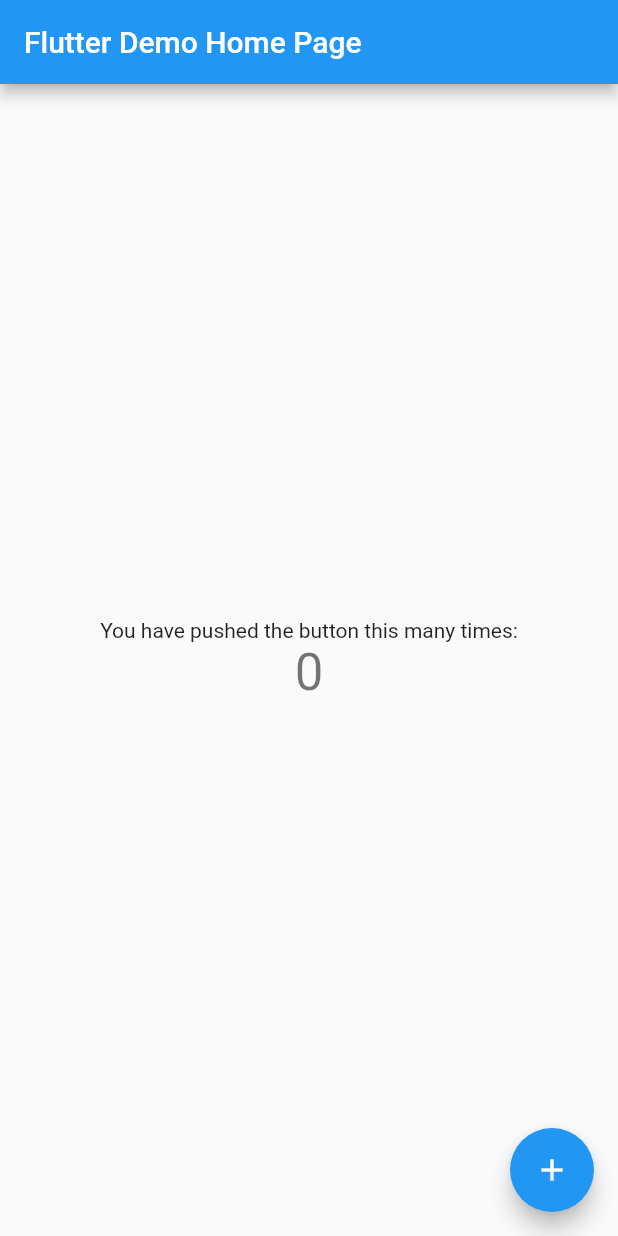
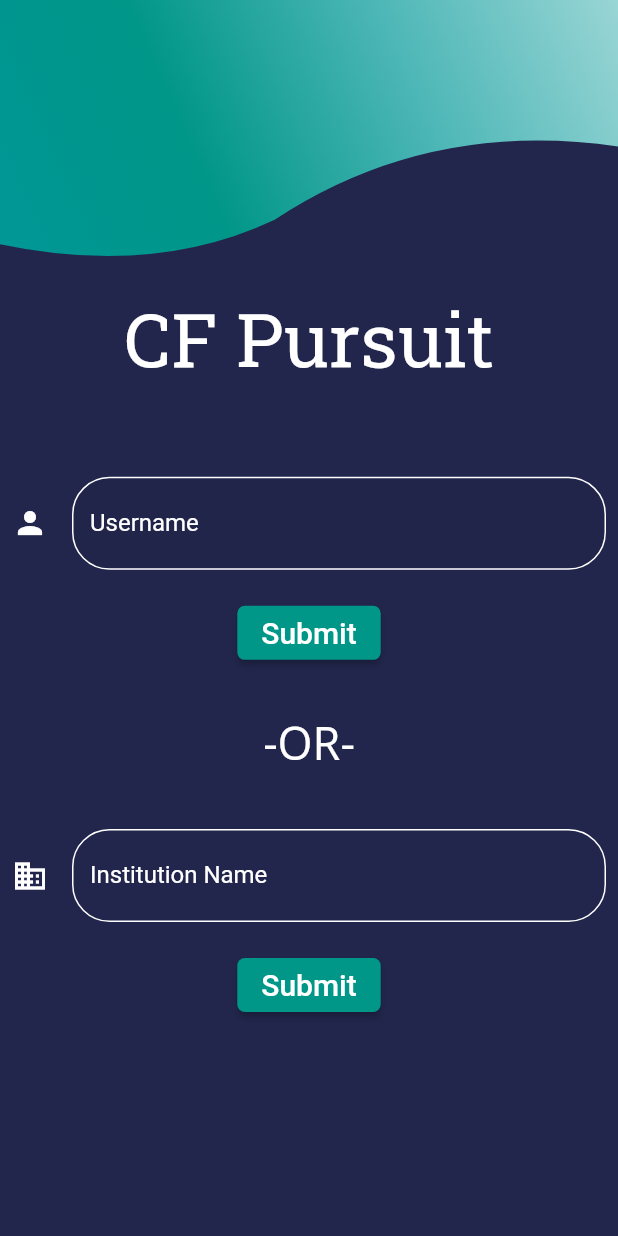
Before and after one commit to iiitv/api-digest-2021, a Flutter app: the screen it shows after launch, on a phone screen of 412 x 824 dp. Run offline on Flutter 3.47's test engine with Material 2 defaults, Android fonts, the phone set to English and light mode, and no system bars; our stand-ins replace animated_text_kit, google_fonts.

Commit message:
landing page

```diff
--- a/team#7-{9}/lib/main.dart
+++ b/team#7-{9}/lib/main.dart
@@ -1,3 +1,4 @@
+import 'package:cf_pursuit/screens/landing_screen.dart';
 import 'package:flutter/material.dart';
 
 void main() {
@@ -8,11 +9,12 @@
   @override
   Widget build(BuildContext context) {
     return MaterialApp(
-      title: 'Flutter Demo',
+      title: 'CF Pursuit',
       theme: ThemeData(
-        primarySwatch: Colors.blue,
+        primarySwatch: Colors.teal,
+        disabledColor: Colors.white
       ),
-      home: MyHomePage(title: 'Flutter Demo Home Page'),
+      home:LandingScreenMobile()// MyHomePage(title: 'Flutter Demo Home Page'),
     );
   }
 }
--- /dev/null
+++ b/team#7-{9}/lib/screens/landing_screen.dart
@@ -0,0 +1,290 @@
+import 'package:flutter/material.dart';
+import 'package:google_fonts/google_fonts.dart';
+import 'package:animated_text_kit/animated_text_kit.dart';
+
+class LandingScreenMobile extends StatefulWidget {
+  @override
+  _LandingScreenMobileState createState() => _LandingScreenMobileState();
+}
+
+List<Color> colorList = [
+  Color(0xff009797),
+  Colors.teal,
+  Color(0xff4cb6b6),
+  Color(0xff99d5d5)
+];
+
+class _LandingScreenMobileState extends State<LandingScreenMobile> {
+  FocusNode nameFieldNode = FocusNode();
+  FocusNode instituteFieldNode = FocusNode();
+   FocusNode nameSubmitNode = FocusNode();
+    FocusNode instituteSubmitNode = FocusNode();
+  ScrollController scrollController = ScrollController();
+  @override
+  Widget build(BuildContext context) {
+    double deviceHeight = MediaQuery.of(context).size.height,
+        deviceWidth = MediaQuery.of(context).size.width;
+    return Scaffold(
+      backgroundColor: Color.fromRGBO(34, 38, 76, 1),
+      body: SingleChildScrollView(
+        controller: scrollController,
+        child: Container(
+          height: deviceHeight * 0.98,
+          child: Column(
+            children: [
+              WavyHeader(),
+              FittedBox(
+                child: Container(
+                  padding: EdgeInsets.all(8),
+                  child: Text(
+                    "CF Pursuit",
+                    // softWrap: true,
+                    textAlign: TextAlign.center,
+                    style: GoogleFonts.robotoSlab(
+                      fontSize: 50.0,
+                      fontWeight: FontWeight.w400,
+                      color: Colors.white,
+                    ),
+                  ),
+                ),
+              ),
+              SizedBox(
+                height: deviceHeight * 0.052681,
+              ),
+              Container(
+                height: MediaQuery.of(context).size.height * 0.2,
+                child: Column(
+                  // mainAxisAlignment: MainAxisAlignment.spaceBetween,
+                  children: [
+                    Padding(
+                      padding: const EdgeInsets.all(8.0),
+                      child: TextFormField(
+                        enableSuggestions: true,
+                        maxLines: 1,
+                        focusNode: nameFieldNode,
+                        style: GoogleFonts.openSans(color: Colors.teal),
+                        onTap: () {
+                          FocusScopeNode currentFocus = FocusScope.of(context);
+                          if (!currentFocus.hasPrimaryFocus) {
+                            currentFocus.unfocus();
+                          }
+                        },
+                        decoration: InputDecoration(
+                          labelText: "Username",
+                          icon: Icon(
+                            Icons.person,
+                            color: nameFieldNode.hasFocus
+                                ? Colors.teal
+                                : Colors.white,
+                          ),
+                          filled: true,
+                          labelStyle: GoogleFonts.roboto(color: Colors.white),
+                          enabledBorder: OutlineInputBorder(
+                            borderRadius: new BorderRadius.circular(25.0),
+                            borderSide: new BorderSide(
+                              color: Colors.white,
+                            ),
+                          ),
+                          border: new OutlineInputBorder(
+                            borderRadius: new BorderRadius.circular(25.0),
+                            borderSide: new BorderSide(
+                              color: nameFieldNode.hasFocus
+                                  ? Colors.teal
+                                  : Colors.white,
+                            ),
+                          ),
+                        ),
+                      ),
+                    ),
+                    SizedBox(
+                      height: 10,
+                    ),
+                    ElevatedButton(
+                      focusNode: nameSubmitNode,
+                      style: ElevatedButton.styleFrom(
+                        shape: RoundedRectangleBorder(
+                          borderRadius: BorderRadius.circular(5),
+                        ),
+                      ),
+                      onPressed: () {},
+                      child: Text(
+                        "Submit",
+                        style: TextStyle(fontSize: 20),
+                      ),
+                    ),
+                  ],
+                ),
+              ),
+              FittedBox(
+                  child: Container(
+                      height: 70,
+                      child: Text(
+                        "-OR-",
+                        style: GoogleFonts.openSans(
+                            color: Colors.white, fontSize: 30),
+                      ))),
+              // Container(
+              //   // height: MediaQuery.of(context).size.height * 0.25,
+              //   child:
+              Column(
+                // mainAxisAlignment: MainAxisAlignment.spaceBetween,
+                children: [
+                  Padding(
+                    padding: const EdgeInsets.all(8.0),
+                    child: TextFormField(
+                      enableSuggestions: true,
+                      maxLines: 1,
+                      focusNode: instituteFieldNode,
+                      onTap: () {
+                        FocusScopeNode currentFocus = FocusScope.of(context);
+                        if (!currentFocus.hasPrimaryFocus) {
+                          currentFocus.unfocus();
+                        }
+                      },
+                      style: GoogleFonts.openSans(color: Colors.teal),
+                      decoration: InputDecoration(
+                        labelText: "Institution Name",
+                        icon: Icon(
+                          Icons.business,
+                          color: instituteFieldNode.hasFocus
+                              ? Colors.teal
+                              : Colors.white,
+                        ),
+                        labelStyle: GoogleFonts.roboto(color: Colors.white),
+                        enabledBorder: OutlineInputBorder(
+                          borderRadius: new BorderRadius.circular(25.0),
+                          borderSide: new BorderSide(
+                            color: Colors.white,
+                          ),
+                        ),
+                        border: new OutlineInputBorder(
+                          borderRadius: new BorderRadius.circular(25.0),
+                          borderSide: new BorderSide(
+                            color: instituteFieldNode.hasFocus
+                                ? Colors.teal
+                                : Colors.white,
+                          ),
+                        ),
+                      ),
+                    ),
+                  ),
+                  SizedBox(
+                    height: 10,
+                  ),
+                  ElevatedButton(
+                    focusNode: instituteSubmitNode,
+                    style: ElevatedButton.styleFrom(
+                      shape: RoundedRectangleBorder(
+                        borderRadius: BorderRadius.circular(5),
+                      ),
+                    ),
+                    onPressed: () {},
+                    child: Text(
+                      "Submit",
+                      style: TextStyle(fontSize: 20),
+                    ),
+                  ),
+                ],
+              ),
+              // ),
+
+              // Expanded(
+              //   child: Align(
+              //     alignment: Alignment.bottomCenter,
+              //     child: InkWell(
+              //       onTap: () {},
+              //       child: Container(
+              //         height: deviceHeight * 0.0675852,
+              //         width: deviceWidth * 0.8,
+              //         decoration: BoxDecoration(
+              //           gradient: LinearGradient(
+              //             begin: Alignment.bottomLeft,
+              //             colors: colorList,
+              //             end: Alignment.topRight,
+              //           ),
+              //           borderRadius:
+              //               BorderRadius.circular(deviceHeight * 0.02634),
+              //         ),
+              //         child: Row(
+              //           children: [
+              //             // Container(
+              //             //   padding: EdgeInsets.only(left: deviceWidth * 0.011),
+              //             //   child: Image.asset(
+              //             //     "assets/icons/google_bg.png",
+              //             //     fit: BoxFit.fitHeight,
+              //             //   ),
+              //             // ),
+              //             // Expanded(
+              //             //   child: Text(
+              //             //     " Sign In with Google",
+              //             //     style: GoogleFonts.roboto(
+              //             //       color: Colors.white,
+              //             //       fontSize: deviceHeight * 0.02711292,
+              //             //     ),
+              //             //     textAlign: TextAlign.center,
+              //             //   ),
+              //             // ),
+              //           ],
+              //         ),
+              //       ),
+              //     ),
+              //   ),
+              // ),
+            ],
+          ),
+        ),
+      ),
+    );
+  }
+}
+
+class WavyHeader extends StatelessWidget {
+  @override
+  Widget build(BuildContext context) {
+    return ClipPath(
+      child: Container(
+        height: MediaQuery.of(context).size.height * 0.223898,
+        decoration: BoxDecoration(
+          gradient: LinearGradient(
+            begin: Alignment.bottomLeft,
+            colors: colorList,
+            end: Alignment.topRight,
+          ),
+        ),
+      ),
+      clipper: BottomWave(MediaQuery.of(context).size.height,
+          MediaQuery.of(context).size.height),
+    );
+  }
+}
+
+class BottomWave extends CustomClipper<Path> {
+  double deviceHeight, deviceWidth;
+  BottomWave(this.deviceHeight, this.deviceWidth);
+  @override
+  bool shouldReclip(CustomClipper<Path> oldClipper) => false;
+  @override
+  Path getClip(Size size) {
+    var path = Path();
+    path.lineTo(0.0, size.height - deviceHeight * 0.02634);
+
+    var secondControlPoint = Offset(size.width / 4, size.height);
+    var secondEndPoint =
+        Offset(size.width / 2.25, size.height - deviceHeight * 0.046096);
+    path.quadraticBezierTo(secondControlPoint.dx, secondControlPoint.dy,
+        secondEndPoint.dx, secondEndPoint.dy);
+
+    var firstControlPoint = Offset(
+        size.width - (size.width / 3.25), size.height - deviceHeight * 0.12775);
+    var firstEndPoint =
+        Offset(size.width, size.height - deviceHeight * 0.10536);
+    path.quadraticBezierTo(firstControlPoint.dx, firstControlPoint.dy,
+        firstEndPoint.dx, firstEndPoint.dy);
+
+    path.lineTo(size.width, size.height - deviceHeight * 0.052681);
+    path.lineTo(size.width, 0.0);
+    path.close();
+
+    return path;
+  }
+}
--- a/team#7-{9}/pubspec.yaml
+++ b/team#7-{9}/pubspec.yaml
@@ -28,6 +28,10 @@
   # The following adds the Cupertino Icons font to your application.
   # Use with the CupertinoIcons class for iOS style icons.
   cupertino_icons: ^1.0.1
+  google_fonts: ^1.1.2
+  firebase_auth: ^0.20.0+1
+  firebase_analytics: ^7.0.1
+  animated_text_kit: ^3.1.1
 
 dev_dependencies:
   flutter_test:
```
Also changed, not shown: team#7-{9}/pubspec.lock.
